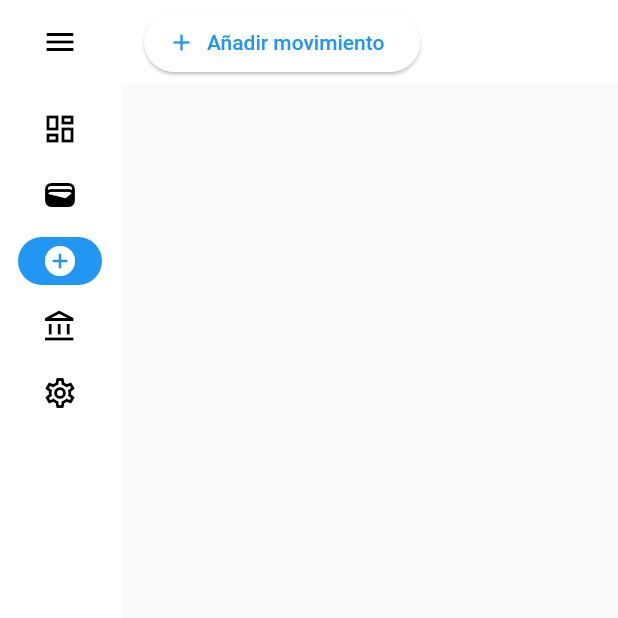
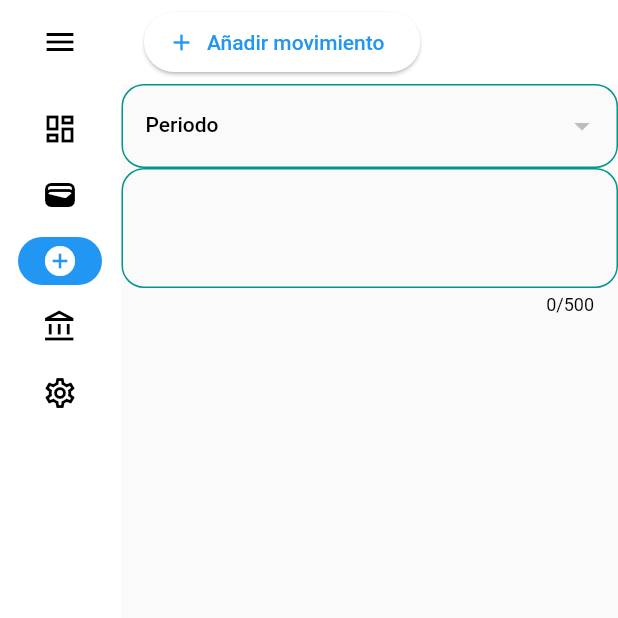
Before and after one commit to astudilloalex/flutter-sqlite-simple-accounting-windows, a Flutter app: the HomePage screen opened by its route, after a tap on "Detalles", after a tap on "Añadir", on a phone screen of 412 x 824 dp, the top half of it. Run offline on Flutter 3.47's test engine with Material 2 defaults, Android fonts, the phone set to English and light mode, and no system bars; our stand-ins replace flutter_bloc, get_it, get_storage, go_router, sqflite_common, sqflite_common_ffi; missing offline and left inert: bcrypt; accounts and stored records are empty; generated files the repository leaves out were written again.

Commit message:
Add widgets for add seat

```diff
--- a/lib/l10n/app_es.arb
+++ b/lib/l10n/app_es.arb
@@ -29,6 +29,7 @@
     "incomes": "Ingresos",
     "invalidDate": "Fecha no válida",
     "invalidCode": "Código no válido",
+    "invalidDescription": "Descripción no válida",
     "invalidName": "Nombre no válido",
     "invalidValue": "Valor no válido",
     "liabilities": "Pasivos",
@@ -42,6 +43,7 @@
     "parentAccount": "Cuenta padre",
     "password": "Contraseña",
     "patrimony": "Patrimonio",
+    "period": "Periodo",
     "profile": "Perfil",
     "remember": "Recordar",
     "reports": "Reportes",
@@ -51,6 +53,7 @@
     "searchAccounts": "Buscar cuentas",
     "select": "Selecciona",
     "selectAnAccount": "Selecciona una cuenta",
+    "selectAPeriod": "Selecciona un periodo",
     "selectParentAccount": "Selecciona la cuenta padre",
     "selectTypeAccount": "Selecciona el tipo de cuenta",
     "settings": "Configuración",
--- a/lib/ui/pages/add_seat/add_seat_page.dart
+++ b/lib/ui/pages/add_seat/add_seat_page.dart
@@ -1,10 +1,13 @@
 import 'package:flutter/material.dart';
+import 'package:simple_accounting_offline/ui/pages/add_seat/widgets/add_seat_form.dart';
 
 class AddSeatPage extends StatelessWidget {
   const AddSeatPage({super.key});
 
   @override
   Widget build(BuildContext context) {
-    return const Scaffold();
+    return const Scaffold(
+      body: AddSeatForm(),
+    );
   }
 }
--- a/lib/ui/pages/add_seat/cubit/add_seat_cubit.dart
+++ b/lib/ui/pages/add_seat/cubit/add_seat_cubit.dart
@@ -1,6 +1,21 @@
 import 'package:flutter_bloc/flutter_bloc.dart';
+import 'package:simple_accounting_offline/src/accounting_period/application/accounting_period_service.dart';
+import 'package:simple_accounting_offline/src/accounting_period/domain/accounting_period.dart';
 import 'package:simple_accounting_offline/ui/pages/add_seat/cubit/add_seat_state.dart';
 
 class AddSeatCubit extends Cubit<AddSeatState> {
-  AddSeatCubit() : super(const AddSeatState());
+  AddSeatCubit(
+    this._periodService,
+  ) : super(const AddSeatState());
+
+  final AccountingPeriodService _periodService;
+
+  Future<void> load() async {
+    final List<AccountingPeriod> periods = [];
+    try {
+      periods.addAll(await _periodService.getAll());
+    } finally {
+      emit(state.copyWith(periods: periods));
+    }
+  }
 }
--- /dev/null
+++ b/lib/ui/pages/add_seat/cubit/add_seat_form_cubit.dart
@@ -0,0 +1,12 @@
+import 'package:flutter_bloc/flutter_bloc.dart';
+import 'package:simple_accounting_offline/ui/pages/add_seat/cubit/add_seat_form_state.dart';
+
+class AddSeatFormCubit extends Cubit<AddSeatFormState> {
+  AddSeatFormCubit() : super(AddSeatFormState(date: DateTime.now()));
+
+  String description = '';
+
+  void changePeriod(int? periodId) {
+    emit(state.copyWith(selectedPeriodId: periodId));
+  }
+}
--- /dev/null
+++ b/lib/ui/pages/add_seat/cubit/add_seat_form_state.dart
@@ -0,0 +1,19 @@
+class AddSeatFormState {
+  const AddSeatFormState({
+    required this.date,
+    this.selectedPeriodId,
+  });
+
+  final DateTime date;
+  final int? selectedPeriodId;
+
+  AddSeatFormState copyWith({
+    DateTime? date,
+    int? selectedPeriodId,
+  }) {
+    return AddSeatFormState(
+      date: date ?? this.date,
+      selectedPeriodId: selectedPeriodId ?? this.selectedPeriodId,
+    );
+  }
+}
--- a/lib/ui/pages/add_seat/cubit/add_seat_state.dart
+++ b/lib/ui/pages/add_seat/cubit/add_seat_state.dart
@@ -1,3 +1,17 @@
+import 'package:simple_accounting_offline/src/accounting_period/domain/accounting_period.dart';
+
 class AddSeatState {
-  const AddSeatState();
+  const AddSeatState({
+    this.periods = const [],
+  });
+
+  final List<AccountingPeriod> periods;
+
+  AddSeatState copyWith({
+    List<AccountingPeriod>? periods,
+  }) {
+    return AddSeatState(
+      periods: periods ?? this.periods,
+    );
+  }
 }
--- /dev/null
+++ b/lib/ui/pages/add_seat/widgets/add_seat_date_input.dart
@@ -0,0 +1,10 @@
+import 'package:flutter/material.dart';
+
+class AddSeatDateInput extends StatelessWidget {
+  const AddSeatDateInput({super.key});
+
+  @override
+  Widget build(BuildContext context) {
+    return const Placeholder();
+  }
+}
--- /dev/null
+++ b/lib/ui/pages/add_seat/widgets/add_seat_description_input.dart
@@ -0,0 +1,27 @@
+import 'package:flutter/material.dart';
+import 'package:flutter_bloc/flutter_bloc.dart';
+import 'package:flutter_gen/gen_l10n/app_localizations.dart';
+import 'package:simple_accounting_offline/ui/pages/add_seat/cubit/add_seat_form_cubit.dart';
+
+class AddSeatDescriptionInput extends StatelessWidget {
+  const AddSeatDescriptionInput({super.key});
+
+  @override
+  Widget build(BuildContext context) {
+    return TextFormField(
+      autovalidateMode: AutovalidateMode.onUserInteraction,
+      maxLines: 4,
+      minLines: 3,
+      maxLength: 500,
+      onChanged: (value) {
+        context.read<AddSeatFormCubit>().description = value;
+      },
+      validator: (value) {
+        if (value == null || value.trim().isEmpty) {
+          return AppLocalizations.of(context)!.invalidDescription;
+        }
+        return null;
+      },
+    );
+  }
+}
--- /dev/null
+++ b/lib/ui/pages/add_seat/widgets/add_seat_form.dart
@@ -0,0 +1,27 @@
+import 'package:flutter/widgets.dart';
+import 'package:simple_accounting_offline/ui/pages/add_seat/widgets/add_seat_description_input.dart';
+import 'package:simple_accounting_offline/ui/pages/add_seat/widgets/add_seat_period_dropdown.dart';
+
+class AddSeatForm extends StatefulWidget {
+  const AddSeatForm({super.key});
+
+  @override
+  State<AddSeatForm> createState() => _AddSeatFormState();
+}
+
+class _AddSeatFormState extends State<AddSeatForm> {
+  final GlobalKey<FormState> formKey = GlobalKey<FormState>();
+
+  @override
+  Widget build(BuildContext context) {
+    return Form(
+      key: formKey,
+      child: ListView(
+        children: [
+          AddSeatPeriodDropdown(),
+          AddSeatDescriptionInput(),
+        ],
+      ),
+    );
+  }
+}
--- /dev/null
+++ b/lib/ui/pages/add_seat/widgets/add_seat_period_dropdown.dart
@@ -0,0 +1,44 @@
+import 'package:collection/collection.dart';
+import 'package:flutter/material.dart';
+import 'package:flutter_bloc/flutter_bloc.dart';
+import 'package:flutter_gen/gen_l10n/app_localizations.dart';
+import 'package:intl/intl.dart';
+import 'package:simple_accounting_offline/ui/pages/add_seat/cubit/add_seat_cubit.dart';
+import 'package:simple_accounting_offline/ui/pages/add_seat/cubit/add_seat_form_cubit.dart';
+
+class AddSeatPeriodDropdown extends StatelessWidget {
+  const AddSeatPeriodDropdown({super.key});
+
+  @override
+  Widget build(BuildContext context) {
+    return DropdownButtonFormField<int?>(
+      autovalidateMode: AutovalidateMode.onUserInteraction,
+      decoration: InputDecoration(
+        labelText: AppLocalizations.of(context)!.period,
+      ),
+      items: context
+          .watch<AddSeatCubit>()
+          .state
+          .periods
+          .map(
+            (period) => DropdownMenuItem<int?>(
+              value: period.id,
+              child: Text(
+                '${DateFormat('MMMM dd, yyyy').format(period.startDate)} - ${DateFormat('MMMM dd, yyyy').format(period.endDate)}',
+              ),
+            ),
+          )
+          .toList(),
+      onChanged: (value) {
+        context.read<AddSeatFormCubit>().changePeriod(value);
+      },
+      validator: (value) {
+        if (value == null) {
+          return AppLocalizations.of(context)!.selectAPeriod;
+        }
+        return null;
+      },
+      value: context.watch<AddSeatCubit>().state.periods.firstOrNull?.id,
+    );
+  }
+}
--- a/lib/ui/pages/home/home_page.dart
+++ b/lib/ui/pages/home/home_page.dart
@@ -8,6 +8,7 @@ import 'package:simple_accounting_offline/ui/pages/account/account_page.dart';
 import 'package:simple_accounting_offline/ui/pages/account/cubit/account_cubit.dart';
 import 'package:simple_accounting_offline/ui/pages/add_seat/add_seat_page.dart';
 import 'package:simple_accounting_offline/ui/pages/add_seat/cubit/add_seat_cubit.dart';
+import 'package:simple_accounting_offline/ui/pages/add_seat/cubit/add_seat_form_cubit.dart';
 import 'package:simple_accounting_offline/ui/pages/dashboard/cubit/dashboard_cubit.dart';
 import 'package:simple_accounting_offline/ui/pages/dashboard/dashboard_page.dart';
 import 'package:simple_accounting_offline/ui/pages/detail/cubit/detail_cubit.dart';
@@ -31,8 +32,17 @@ class HomePage extends StatelessWidget {
         create: (context) => DetailCubit(),
         child: const DetailPage(),
       ),
-      BlocProvider(
-        create: (context) => AddSeatCubit(),
+      MultiBlocProvider(
+        providers: [
+          BlocProvider(
+            create: (context) => AddSeatCubit(
+              getIt<AccountingPeriodService>(),
+            )..load(),
+          ),
+          BlocProvider(
+            create: (context) => AddSeatFormCubit(),
+          ),
+        ],
         child: const AddSeatPage(),
       ),
       BlocProvider(
--- a/lib/ui/pages/sign_in/cubit/sign_in_cubit.dart
+++ b/lib/ui/pages/sign_in/cubit/sign_in_cubit.dart
@@ -37,7 +37,7 @@ class SignInCubit extends Cubit<SignInState> {
             json.decode(payload) as Map<String, Object?>;
         data.remove('expiration');
         data.addAll({'expiration': DateTime.now().toIso8601String()});
-        await _storageService.savePayloadSession(payload);
+        await _storageService.savePayloadSession(json.encode(data));
       }
     } on UnauthorizedException catch (e) {
       return e.code;
--- a/lib/ui/theme/app_theme_data.dart
+++ b/lib/ui/theme/app_theme_data.dart
@@ -13,10 +13,10 @@ class AppThemeData {
       visualDensity: VisualDensity.adaptivePlatformDensity,
       inputDecorationTheme: InputDecorationTheme(
         border: OutlineInputBorder(
-          borderRadius: BorderRadius.circular(20.0),
+          borderRadius: BorderRadius.circular(15.0),
         ),
         enabledBorder: OutlineInputBorder(
-          borderRadius: BorderRadius.circular(20.0),
+          borderRadius: BorderRadius.circular(15.0),
           borderSide: const BorderSide(color: Colors.teal),
         ),
       ),
--- a/pubspec.yaml
+++ b/pubspec.yaml
@@ -29,6 +29,7 @@ environment:
 # versions available, run `flutter pub outdated`.
 dependencies:
   bcrypt: ^1.1.3
+  collection: ^1.17.0
   flutter:
     sdk: flutter
   flutter_bloc: ^8.1.2
```
Also changed, not shown: pubspec.lock.
